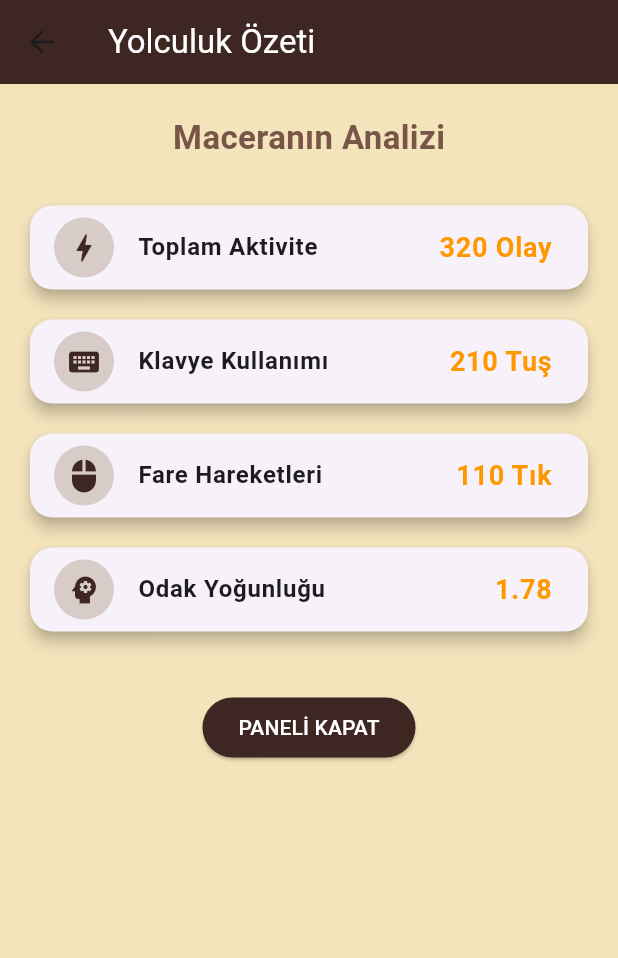
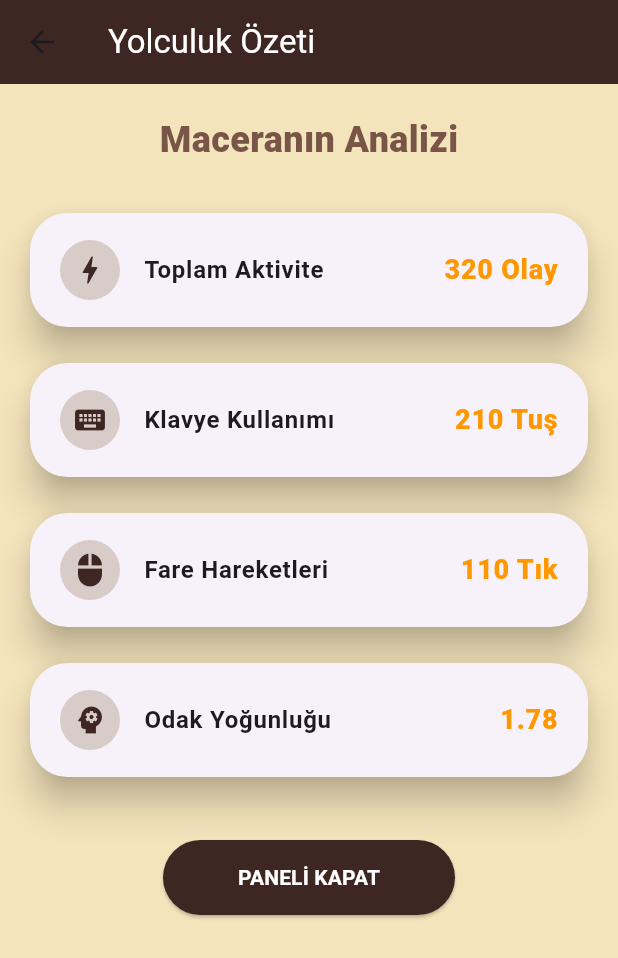
Before and after one commit to elifyesilyurt/FlowStateAI, a Flutter app: the DashboardScreen screen opened directly, on a phone screen of 412 x 824 dp. Shown: the top 958 px of the screen. Run offline on Flutter 3.47's test engine with Material 3 defaults, Android fonts, the phone set to English and light mode, and no system bars; our stand-ins replace shared_preferences; accounts and stored records are empty; Roboto replaces fonts that are missing (Georgia).

Commit message:
style: enhance Dashboard UI with Stack and elevated cards
- Refactored DashboardScreen to use Stack for layered UI
- Increased card elevation and border radius for epic LOTR feel
- Fixed syntax errors related to nested build methods
- Improved button styling and layout padding

```diff
--- a/lib/screens/dashboard_screen.dart
+++ b/lib/screens/dashboard_screen.dart
@@ -1,8 +1,8 @@
 import 'package:flutter/material.dart';
-import '../services/json_loader.dart'; // [1]
-import '../models/session_summary.dart'; // [2]
+import '../services/json_loader.dart';
+import '../models/session_summary.dart';
 
-class DashboardScreen extends StatefulWidget { // [3]
+class DashboardScreen extends StatefulWidget {
   const DashboardScreen({super.key});
 
   @override
@@ -10,17 +10,14 @@ class DashboardScreen extends StatefulWidget { // [3]
 }
 
 class _DashboardScreenState extends State<DashboardScreen> {
-  // Gelecekte gelecek olan JSON verisini bu değişken tutacak
   late Future<SessionSummary> _summaryFuture;
 
   @override
   void initState() {
     super.initState();
-    // Ekran ilk açıldığında JSON dosyasını okuma emrini veriyoruz
     _summaryFuture = _loadData();
   }
 
-  // Yardımcı fonksiyon: Servisten ham veriyi alır ve modele dönüştürür.
   Future<SessionSummary> _loadData() async {
     final jsonMap = await JsonLoader.loadSessionSummary();
     return SessionSummary.fromJson(jsonMap);
@@ -34,27 +31,26 @@ class _DashboardScreenState extends State<DashboardScreen> {
         title: const Text("Yolculuk Özeti", style: TextStyle(color: Colors.white)),
         backgroundColor: Colors.brown[900],
       ),
-      // FutureBuilder: Veri yüklenirken bekler, bitince ekranı çizer
-      body: FutureBuilder<SessionSummary>(
+      body: Stack(
+        children: [
+          // Katman 1: Arka Plan
+          Container(
+            width: double.infinity,
+            height: double.infinity,
+            color: const Color(0xFFF4E4BC),
+          ),
+
+          // Katman 2: Veri İçeriği
+          FutureBuilder<SessionSummary>(
             future: _summaryFuture,
             builder: (context, snapshot) {
-          // Durum 1: Veri hala yükleniyorsa (Loading)
               if (snapshot.connectionState == ConnectionState.waiting) {
-            return const Center(
-              child: CircularProgressIndicator(color: Colors.brown),
-            );
+                return const Center(child: CircularProgressIndicator(color: Colors.brown));
+              } else if (snapshot.hasError || !snapshot.hasData) {
+                return const Center(child: Text("Kadim kayıtlar okunamadı!"));
               }
 
-          // Durum 2: Hata oluştuysa (Error)
-          else if (snapshot.hasError || !snapshot.hasData) {
-            return const Center(
-              child: Text("Kadim kayıtlar okunamadı!"),
-            );
-          }
-
-          // Durum 3: Veri başarıyla geldiyse (Success)
               final summary = snapshot.data!;
-
               return SingleChildScrollView(
                 child: Padding(
                   padding: const EdgeInsets.all(20.0),
@@ -62,23 +58,27 @@ class _DashboardScreenState extends State<DashboardScreen> {
                     children: [
                       const Text(
                         "Maceranın Analizi",
-                    style: TextStyle(fontSize: 22, fontWeight: FontWeight.bold, color: Colors.brown)
+                        style: TextStyle(fontSize: 24, fontWeight: FontWeight.w800, color: Colors.brown)
                       ),
                       const SizedBox(height: 20),
 
-                  // ARTIK SABİT DEĞİL, JSON'DAN GELEN GERÇEK VERİLER
+                      // Analiz Kartları
                       _buildAnalysisCard("Toplam Aktivite", "${summary.totalEvents} Olay", Icons.bolt),
                       _buildAnalysisCard("Klavye Kullanımı", "${summary.keyboardEvents} Tuş", Icons.keyboard),
                       _buildAnalysisCard("Fare Hareketleri", "${summary.mouseEvents} Tık", Icons.mouse),
-                  // Ondalık sayıyı virgülden sonra 2 basamak olacak şekilde formatladık
                       _buildAnalysisCard("Odak Yoğunluğu", summary.eventDensity.toStringAsFixed(2), Icons.psychology),
 
                       const SizedBox(height: 30),
 
+                      // Buton Tasarımı
                       ElevatedButton(
-                    style: ElevatedButton.styleFrom(backgroundColor: Colors.brown[900]),
+                        style: ElevatedButton.styleFrom(
+                          backgroundColor: Colors.brown[900],
+                          padding: const EdgeInsets.symmetric(horizontal: 50, vertical: 15),
+                          shape: RoundedRectangleBorder(borderRadius: BorderRadius.circular(30)),
+                        ),
                         onPressed: () => Navigator.pop(context),
-                    child: const Text("PANELİ KAPAT", style: TextStyle(color: Colors.white)),
+                        child: const Text("PANELİ KAPAT", style: TextStyle(color: Colors.white, fontWeight: FontWeight.bold)),
                       )
                     ],
                   ),
@@ -86,21 +86,25 @@ class _DashboardScreenState extends State<DashboardScreen> {
               );
             },
           ),
+        ],
+      ),
     );
   }
 
+  // Kart Oluşturma Fonksiyonu (Daha Epik Tasarım)
   Widget _buildAnalysisCard(String title, String value, IconData icon) {
     return Card(
-      elevation: 4,
-      margin: const EdgeInsets.symmetric(vertical: 10),
-      shape: RoundedRectangleBorder(borderRadius: BorderRadius.circular(15)),
+      elevation: 10, // Gölge derinliği arttı
+      margin: const EdgeInsets.symmetric(vertical: 12),
+      shape: RoundedRectangleBorder(borderRadius: BorderRadius.circular(25)), // Köşeler yuvarlandı
       child: ListTile(
+        contentPadding: const EdgeInsets.symmetric(horizontal: 20, vertical: 10),
         leading: CircleAvatar(
           backgroundColor: Colors.brown[100],
           child: Icon(icon, color: Colors.brown[900]),
         ),
         title: Text(title, style: const TextStyle(fontWeight: FontWeight.bold)),
-        trailing: Text(value, style: const TextStyle(fontSize: 18, fontWeight: FontWeight.w600, color: Colors.orange)),
+        trailing: Text(value, style: const TextStyle(fontSize: 18, fontWeight: FontWeight.w800, color: Colors.orange)),
       ),
     );
   }
```
Lines whose indentation alone changed are shown as unchanged.
